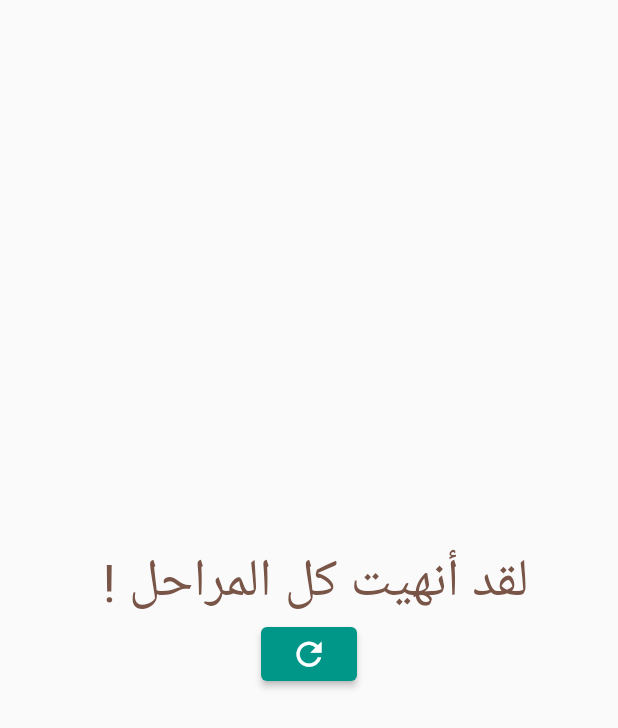
After one commit to EmanOss/word_kunafa, a Flutter app: the endScreen screen opened directly, on a phone screen of 412 x 824 dp. The commit adds this screen. Shown: the top 728 px of the screen. Run offline on Flutter 3.47's test engine with Material 2 defaults, Android fonts, the phone set to English and light mode, and no system bars.

```diff
--- /dev/null
+++ b/lib/screens/end_screen.dart
@@ -0,0 +1,29 @@
+import 'package:flutter/cupertino.dart';
+import 'package:flutter/material.dart';
+import 'package:word_kunafa/my_styles.dart';
+import 'package:word_kunafa/screens/play.dart';
+
+class endScreen extends StatelessWidget {
+  const endScreen({Key? key}) : super(key: key);
+
+  @override
+  Widget build(BuildContext context) {
+    void restartGame(){
+      Navigator.push(context,
+          MaterialPageRoute(builder: (context) => PlayScreen()));
+    }
+    return Scaffold(
+      body: Center(
+        child: Column(
+          mainAxisAlignment: MainAxisAlignment.center,
+          children: <Widget>[
+            Text(" ! لقد أنهيت كل المراحل", style: myStyles.words,),
+            ElevatedButton(
+                onPressed: ()=>{restartGame()},
+                child: const Icon(Icons.refresh, size: 25,))
+          ],
+        ),
+      ),
+    );
+  }
+}
```
Also changed, not shown: lib/area.dart (added, +13 -0 lines), lib/screens/play.dart (+73 -34 lines).
